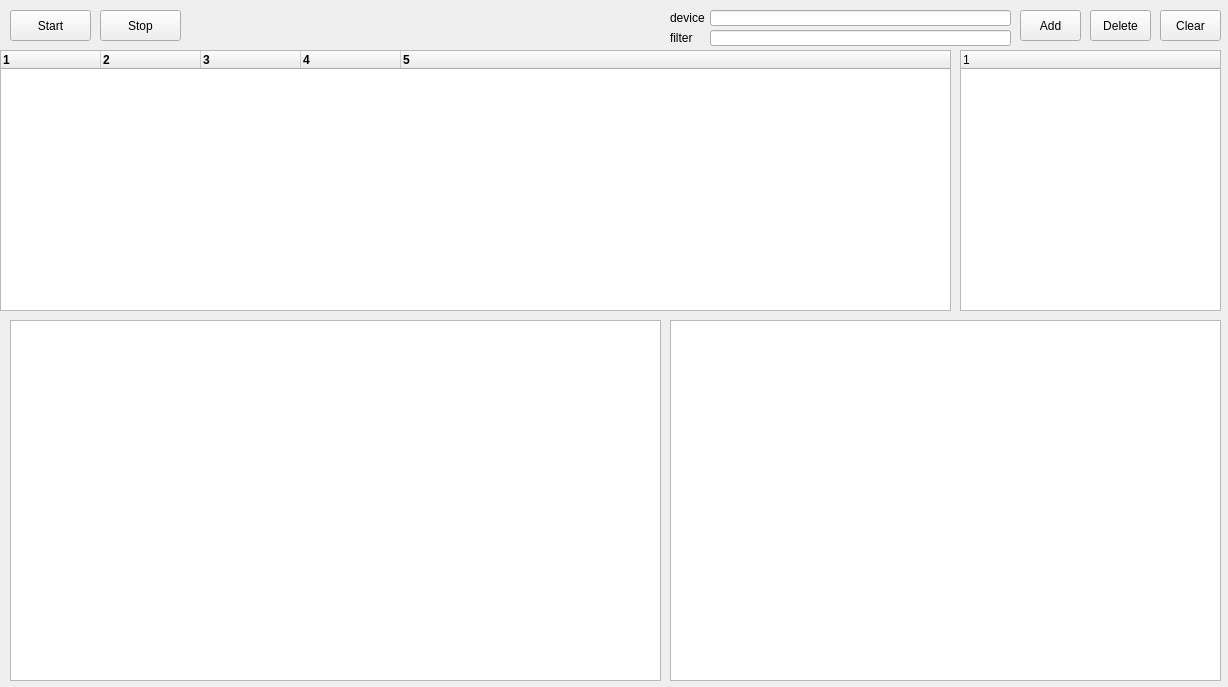
emacser0/ChinaticShark, file network_project/mainwindow.ui: the form before one commit.
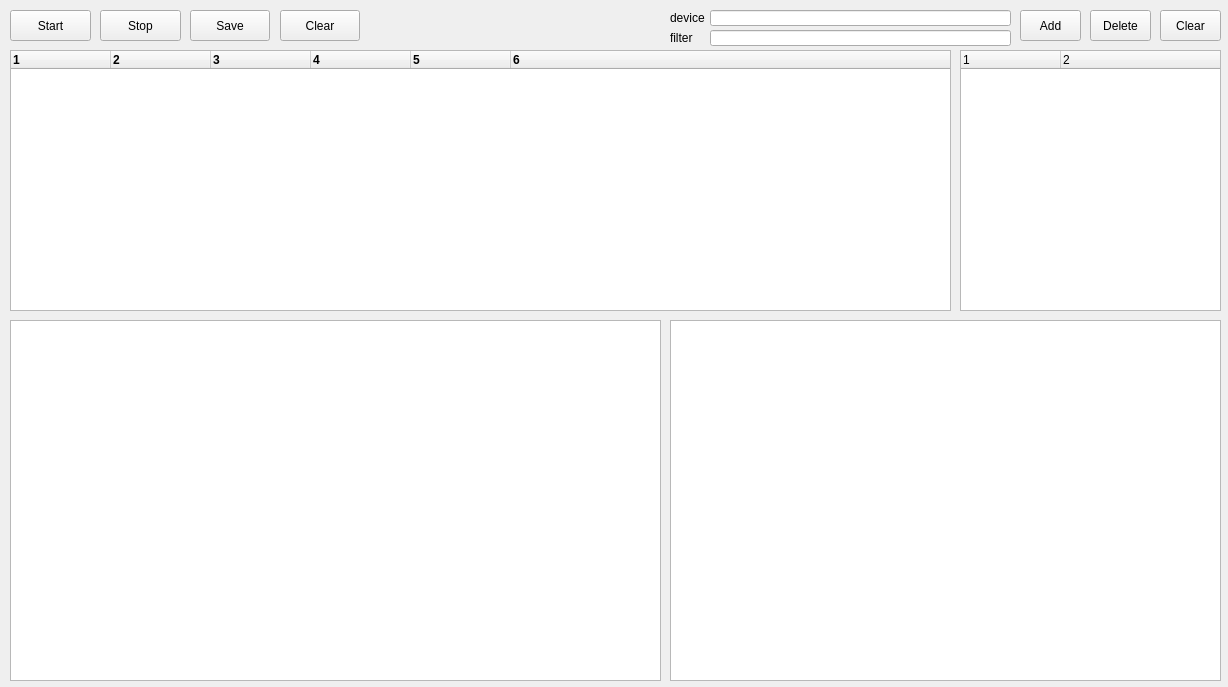
The form after the commit.

Diff of the .ui file:
```diff
--- a/network_project/mainwindow.ui
+++ b/network_project/mainwindow.ui
@@ -11,7 +11,13 @@
    </rect>
   </property>
   <property name="windowTitle">
-   <string>MainWindow</string>
+   <string>ChinaticShark</string>
+  </property>
+  <property name="windowOpacity">
+   <double>1.000000000000000</double>
+  </property>
+  <property name="tabShape">
+   <enum>QTabWidget::Triangular</enum>
   </property>
   <widget class="QWidget" name="centralWidget">
    <widget class="QTextBrowser" name="hexView">
@@ -36,9 +42,9 @@
    <widget class="QTreeWidget" name="packetList">
     <property name="geometry">
      <rect>
-      <x>0</x>
+      <x>10</x>
       <y>50</y>
-      <width>951</width>
+      <width>941</width>
       <height>261</height>
      </rect>
     </property>
@@ -49,7 +55,7 @@
      </font>
     </property>
     <property name="columnCount">
-     <number>5</number>
+     <number>6</number>
     </property>
     <column>
      <property name="text">
@@ -76,6 +82,11 @@
       <string notr="true">5</string>
      </property>
     </column>
+    <column>
+     <property name="text">
+      <string notr="true">6</string>
+     </property>
+    </column>
    </widget>
    <widget class="QTreeView" name="headerView">
     <property name="geometry">
@@ -200,11 +211,19 @@
       <height>261</height>
      </rect>
     </property>
+    <property name="columnCount">
+     <number>2</number>
+    </property>
     <column>
      <property name="text">
       <string notr="true">1</string>
      </property>
     </column>
+    <column>
+     <property name="text">
+      <string notr="true">2</string>
+     </property>
+    </column>
    </widget>
    <widget class="QPushButton" name="deleteButton">
     <property name="geometry">
@@ -219,6 +238,32 @@
      <string>Delete</string>
     </property>
    </widget>
+   <widget class="QPushButton" name="saveButton">
+    <property name="geometry">
+     <rect>
+      <x>190</x>
+      <y>10</y>
+      <width>80</width>
+      <height>31</height>
+     </rect>
+    </property>
+    <property name="text">
+     <string>Save</string>
+    </property>
+   </widget>
+   <widget class="QPushButton" name="packetClearButton">
+    <property name="geometry">
+     <rect>
+      <x>280</x>
+      <y>10</y>
+      <width>80</width>
+      <height>31</height>
+     </rect>
+    </property>
+    <property name="text">
+     <string>Clear</string>
+    </property>
+   </widget>
   </widget>
  </widget>
  <layoutdefault spacing="6" margin="11"/>
```
Left out of the diff: 3 changed lines with no effect on the pictures.
